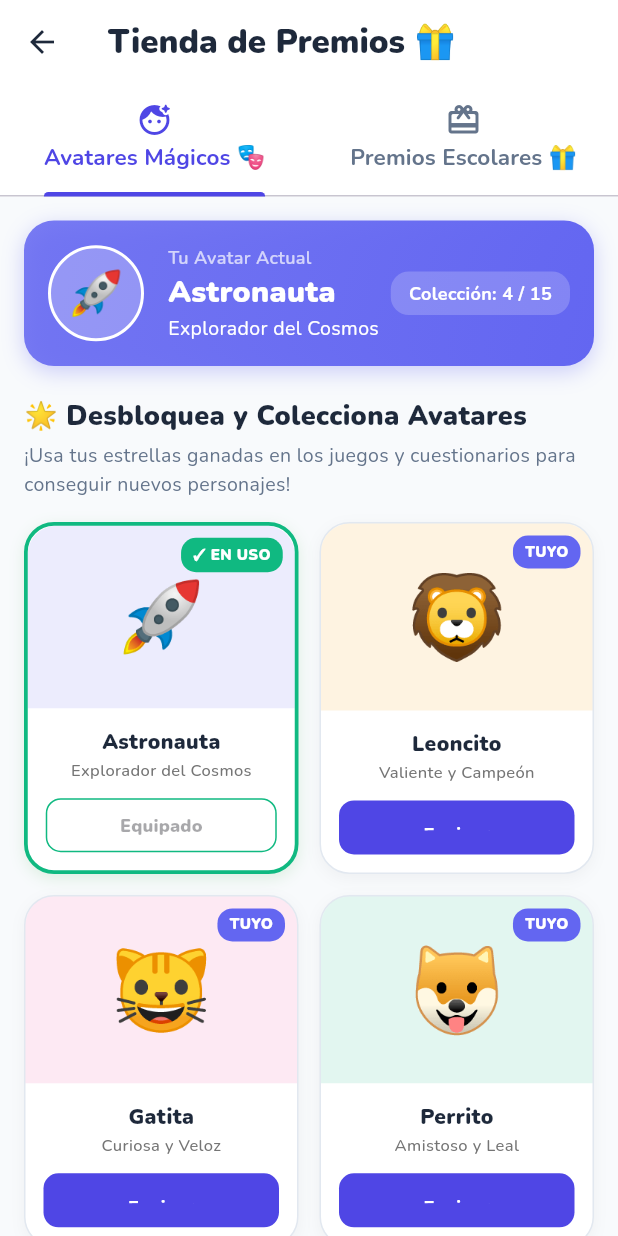
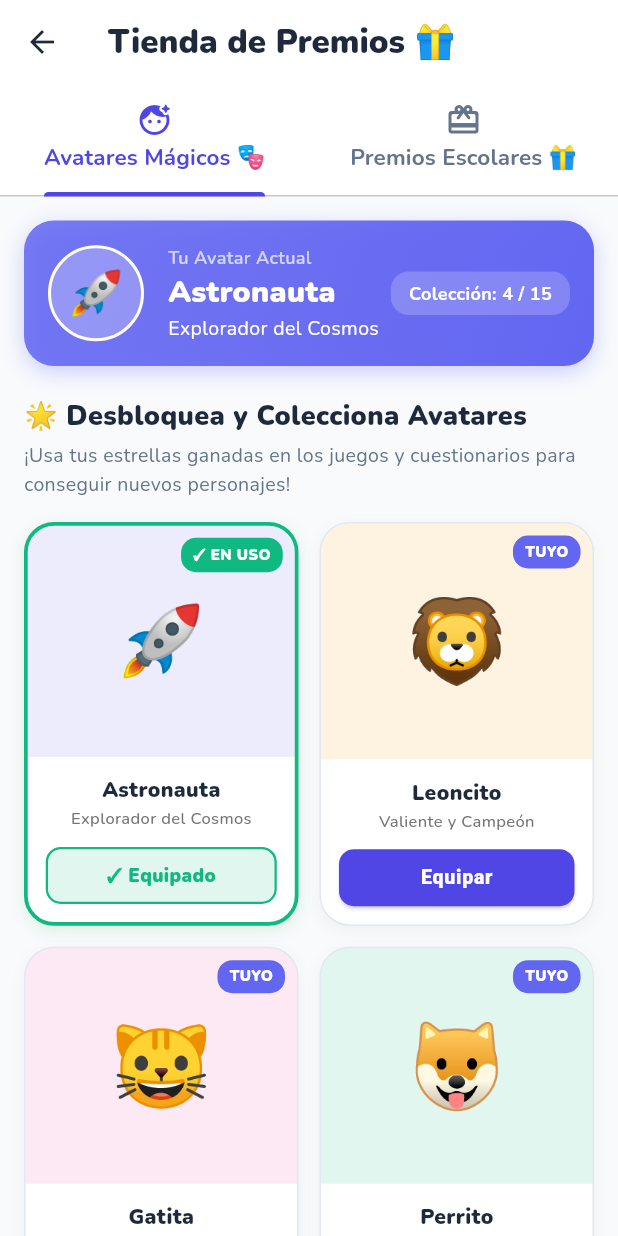
Before and after one commit to Jesus11141/Guia_estudio_front, a Flutter app: the RewardsStoreScreen screen opened directly, on a phone screen of 412 x 824 dp. Run offline on Flutter 3.47's test engine with Material 3 defaults, Android fonts, the light colour scheme and no system bars; our stand-ins replace dio, file_picker, flutter_riverpod, flutter_tts, google_fonts, shared_preferences; missing offline and left inert: dart:js_interop; accounts and stored records are empty; network calls fail.

Commit message:
fix(ui): avatar button height and text clipping in rewards store

```diff
--- a/lib/screens/rewards_store_screen.dart
+++ b/lib/screens/rewards_store_screen.dart
@@ -451,7 +451,7 @@ class _RewardsStoreScreenState extends ConsumerState<RewardsStoreScreen> {
                 itemCount: AvatarCatalog.all.length,
                 gridDelegate: SliverGridDelegateWithFixedCrossAxisCount(
                   crossAxisCount: crossAxisCount,
-                  childAspectRatio: 0.78,
+                  childAspectRatio: constraints.maxWidth < 600 ? 0.68 : 0.76,
                   crossAxisSpacing: 14,
                   mainAxisSpacing: 14,
                 ),
@@ -591,16 +591,24 @@ class _RewardsStoreScreenState extends ConsumerState<RewardsStoreScreen> {
                               const SizedBox(height: 10),
                               SizedBox(
                                 width: double.infinity,
-                                height: 36,
+                                height: 38,
                                 child: isEquipped
-                                    ? OutlinedButton(
-                                        onPressed: null,
-                                        style: OutlinedButton.styleFrom(
-                                          foregroundColor: const Color(0xFF10B981),
-                                          side: const BorderSide(color: Color(0xFF10B981)),
-                                          shape: RoundedRectangleBorder(borderRadius: BorderRadius.circular(10)),
+                                    ? Container(
+                                        decoration: BoxDecoration(
+                                          color: const Color(0xFF10B981).withOpacity(0.12),
+                                          borderRadius: BorderRadius.circular(10),
+                                          border: Border.all(color: const Color(0xFF10B981), width: 1.5),
                                         ),
-                                        child: const Text('Equipado', style: TextStyle(fontWeight: FontWeight.w900, fontSize: 12)),
+                                        child: const Center(
+                                          child: Text(
+                                            '✓ Equipado',
+                                            style: TextStyle(
+                                              color: Color(0xFF10B981),
+                                              fontWeight: FontWeight.w900,
+                                              fontSize: 12.5,
+                                            ),
+                                          ),
+                                        ),
                                       )
                                     : isUnlocked
                                         ? ElevatedButton(
@@ -608,10 +616,18 @@ class _RewardsStoreScreenState extends ConsumerState<RewardsStoreScreen> {
                                             style: ElevatedButton.styleFrom(
                                               backgroundColor: const Color(0xFF4F46E5),
                                               foregroundColor: Colors.white,
-                                              elevation: 0,
+                                              elevation: 1,
+                                              minimumSize: const Size(0, 38),
+                                              padding: EdgeInsets.zero,
+                                              tapTargetSize: MaterialTapTargetSize.shrinkWrap,
                                               shape: RoundedRectangleBorder(borderRadius: BorderRadius.circular(10)),
                                             ),
-                                            child: const Text('Equipar', style: TextStyle(fontWeight: FontWeight.bold, fontSize: 12)),
+                                            child: const Center(
+                                              child: Text(
+                                                'Equipar',
+                                                style: TextStyle(fontWeight: FontWeight.w900, fontSize: 13),
+                                              ),
+                                            ),
                                           )
                                         : ElevatedButton(
                                             onPressed: (_isLoading || !canAfford)
@@ -625,14 +641,19 @@ class _RewardsStoreScreenState extends ConsumerState<RewardsStoreScreen> {
                                                   }
                                                 : () => _handleAvatarAction(avatar, false),
                                             style: ElevatedButton.styleFrom(
-                                              backgroundColor: canAfford ? const Color(0xFFF59E0B) : const Color(0xFFE2E8F0),
-                                              foregroundColor: canAfford ? Colors.white : const Color(0xFF94A3B8),
+                                              backgroundColor: canAfford ? const Color(0xFFF59E0B) : (isDark ? const Color(0xFF334155) : const Color(0xFFE2E8F0)),
+                                              foregroundColor: canAfford ? Colors.white : (isDark ? const Color(0xFF64748B) : const Color(0xFF94A3B8)),
                                               elevation: canAfford ? 1 : 0,
+                                              minimumSize: const Size(0, 38),
+                                              padding: EdgeInsets.zero,
+                                              tapTargetSize: MaterialTapTargetSize.shrinkWrap,
                                               shape: RoundedRectangleBorder(borderRadius: BorderRadius.circular(10)),
                                             ),
-                                            child: Text(
-                                              canAfford ? 'Obtener (${avatar.cost} ⭐)' : 'Bloqueado',
-                                              style: const TextStyle(fontWeight: FontWeight.bold, fontSize: 11),
+                                            child: Center(
+                                              child: Text(
+                                                canAfford ? 'Obtener (${avatar.cost} ⭐)' : 'Bloqueado',
+                                                style: const TextStyle(fontWeight: FontWeight.w900, fontSize: 11.5),
+                                              ),
                                             ),
                                           ),
                               ),
```
